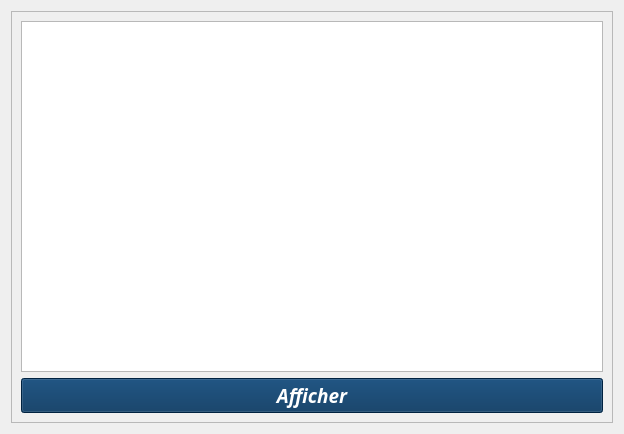
Before: the Qt Designer form show_contenu2.ui in Dh-Yassine/covid_19_python_project, drawn with Qt 5.
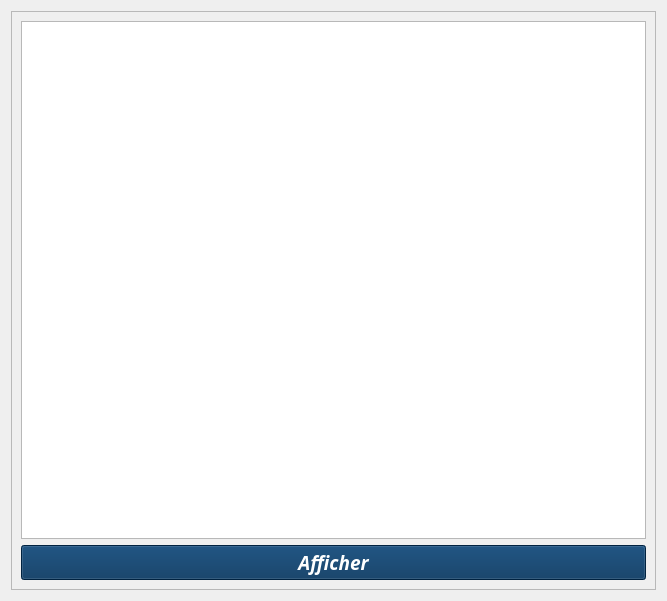
After: the same form once the commit is applied. Icons and pictures are not drawn.

Patch:
```diff
--- a/show_contenu2.ui
+++ b/show_contenu2.ui
@@ -6,8 +6,8 @@
    <rect>
     <x>0</x>
     <y>0</y>
-    <width>624</width>
-    <height>434</height>
+    <width>667</width>
+    <height>601</height>
    </rect>
   </property>
   <property name="windowTitle">
```
